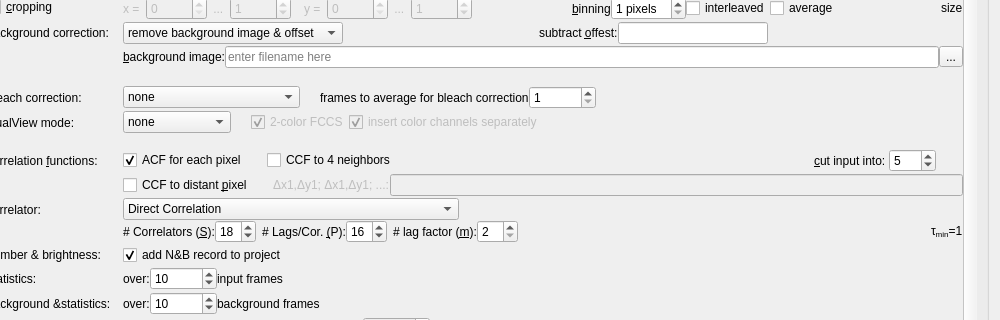
Old version of the form plugins/imagingfcs/qfrdrimagingfcscorrelationdialog.ui in the repository jkriege2/QuickFit3; both pictures show x 102 to 1102 and y 222 to 542 of the 1102 by 868 pixel window.
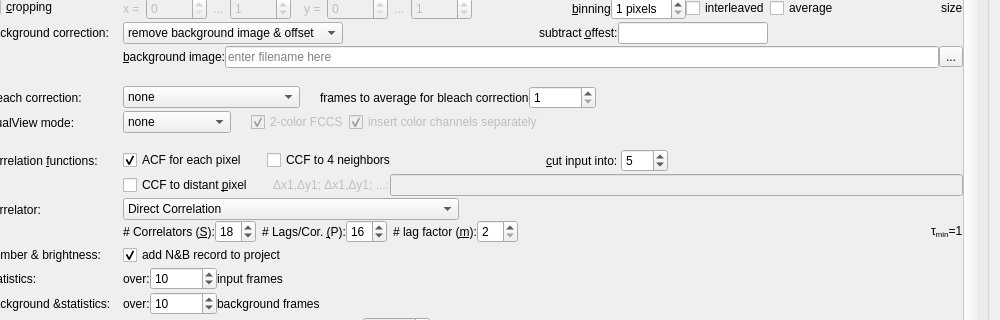
New version of the form. Icons and pictures are not drawn. Custom widgets are drawn as their Qt base class.

```diff
--- a/plugins/imagingfcs/qfrdrimagingfcscorrelationdialog.ui
+++ b/plugins/imagingfcs/qfrdrimagingfcscorrelationdialog.ui
@@ -1377,9 +1377,12 @@
                  <property name="orientation">
                   <enum>Qt::Horizontal</enum>
                  </property>
+                 <property name="sizeType">
+                  <enum>QSizePolicy::Fixed</enum>
+                 </property>
                  <property name="sizeHint" stdset="0">
                   <size>
-                   <width>40</width>
+                   <width>150</width>
                    <height>20</height>
                   </size>
                  </property>
@@ -1414,7 +1417,7 @@
                   <enum>Qt::Horizontal</enum>
                  </property>
                  <property name="sizeType">
-                  <enum>QSizePolicy::Fixed</enum>
+                  <enum>QSizePolicy::MinimumExpanding</enum>
                  </property>
                  <property name="sizeHint" stdset="0">
                   <size>
```
Left out of the diff: 4 changed lines with no effect on the pictures.
